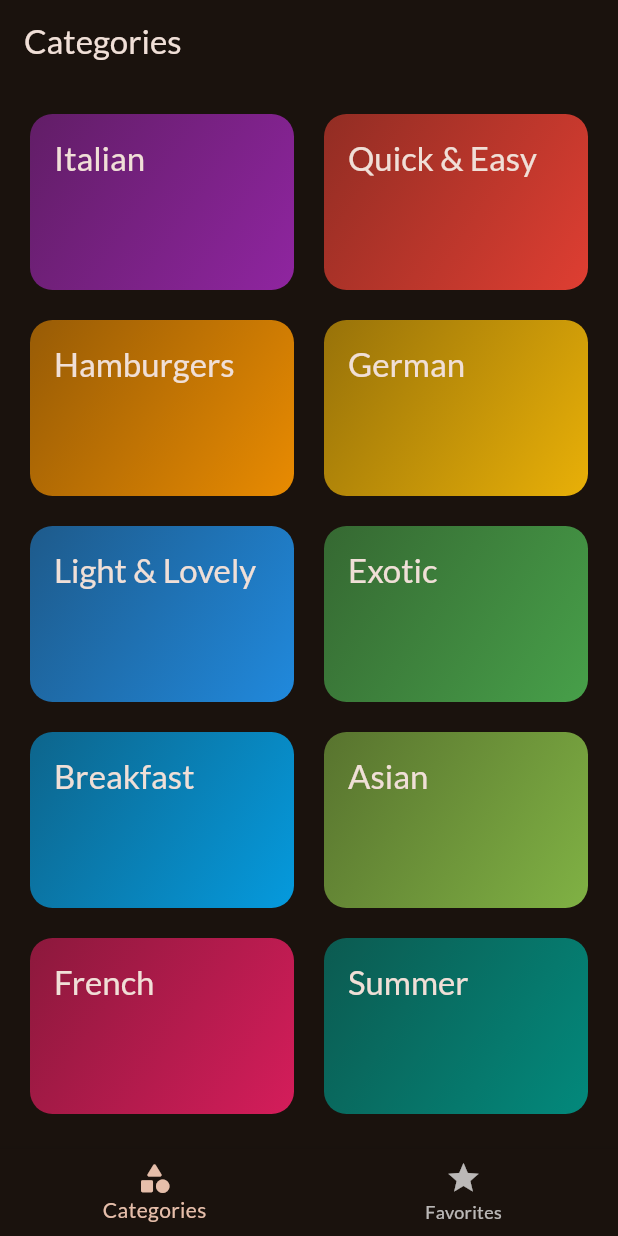
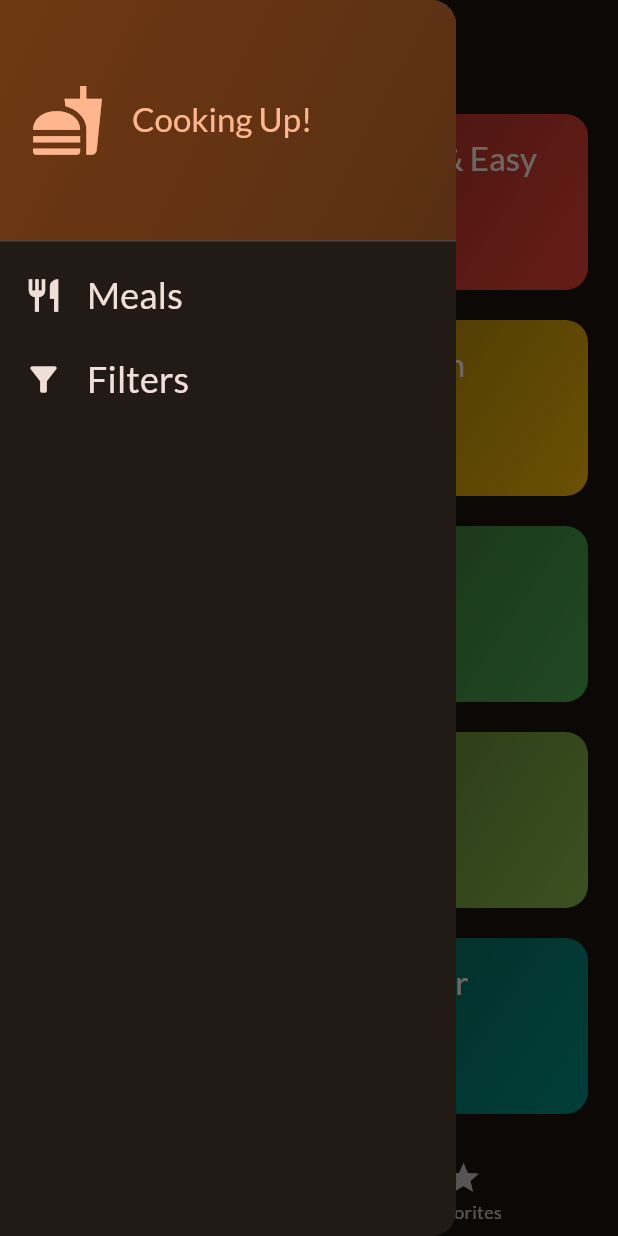
Before and after one commit to gittushR/forkifyApp, a Flutter app: the screen it shows after launch, with the side drawer open (before the commit the screen has no drawer), on a phone screen of 412 x 824 dp. Run offline on Flutter 3.47's test engine with Material 2 defaults, Android fonts, the light colour scheme and no system bars; our stand-ins replace google_fonts, transparent_image.

Commit message:
Added a Side Drawer

```diff
--- a/lib/main.dart
+++ b/lib/main.dart
@@ -1,5 +1,5 @@
 import 'package:flutter/material.dart';
-import 'package:forkify/screens/tabs.dart';
+import 'package:forkify/screens/tabs_screen.dart';
 import 'package:google_fonts/google_fonts.dart';
 
 final theme = ThemeData(
--- a/lib/screens/categories_screen.dart
+++ b/lib/screens/categories_screen.dart
@@ -1,18 +1,23 @@
 import 'package:forkify/data/dummy_data.dart';
 import 'package:flutter/material.dart';
 import 'package:forkify/widgets/category_grid_item.dart';
-import 'package:forkify/screens/meals.dart';
+import 'package:forkify/screens/meals_screen.dart';
 import 'package:forkify/models/category.dart';
+import 'package:forkify/models/meal.dart';
 
 class CategoriesScreen extends StatelessWidget {
-  const CategoriesScreen({super.key});
+  const CategoriesScreen({super.key, required this.onToggleFavorite});
+  final void Function(Meal meal) onToggleFavorite;
   void _selectCategory(BuildContext context, Category category) {
     final filteredMeals = dummyMeals
         .where((meal) => meal.categories.contains(category.id))
         .toList();
     Navigator.of(context).push(MaterialPageRoute(
-        builder: (ctx) =>
-            MealsScreen(title: category.title, meals: filteredMeals)));
+        builder: (ctx) => MealsScreen(
+              title: category.title,
+              meals: filteredMeals,
+              onToggleFavorite: onToggleFavorite,
+            )));
   }
 
   @override
--- a/lib/screens/tabs.dart
+++ /dev/null
@@ -1,45 +0,0 @@
-import 'package:flutter/material.dart';
-import 'package:forkify/screens/meals.dart';
-import 'package:forkify/screens/categories_screen.dart';
-
-class TabsScreen extends StatefulWidget {
-  const TabsScreen({super.key});
-  @override
-  State<TabsScreen> createState() {
-    return _TabsScreen();
-  }
-}
-
-class _TabsScreen extends State<TabsScreen> {
-  int _selectedPageIndex = 0;
-  void _selectPage(int index) {
-    setState(() {
-      _selectedPageIndex = index;
-    });
-  }
-
-  @override
-  Widget build(BuildContext context) {
-    Widget activePage = const CategoriesScreen();
-    var activePagetitle = "Categories";
-    if (_selectedPageIndex == 1) {
-      activePage = const MealsScreen(meals: []);
-      activePagetitle = "Your Favorites";
-    }
-    return Scaffold(
-      appBar: AppBar(
-        title: Text(activePagetitle),
-      ),
-      body: activePage,
-      bottomNavigationBar: BottomNavigationBar(
-        currentIndex: _selectedPageIndex,
-        onTap: _selectPage,
-        items: const [
-          BottomNavigationBarItem(
-              icon: Icon((Icons.category_rounded)), label: "Categories"),
-          BottomNavigationBarItem(icon: Icon(Icons.star), label: "Favorites"),
-        ],
-      ),
-    );
-  }
-}
--- /dev/null
+++ b/lib/screens/tabs_screen.dart
@@ -0,0 +1,84 @@
+import 'package:flutter/material.dart';
+import 'package:forkify/models/meal.dart';
+import 'package:forkify/screens/meals_screen.dart';
+import 'package:forkify/screens/categories_screen.dart';
+import 'package:forkify/widgets/main_drawer.dart';
+
+class TabsScreen extends StatefulWidget {
+  const TabsScreen({super.key});
+  @override
+  State<TabsScreen> createState() {
+    return _TabsScreen();
+  }
+}
+
+class _TabsScreen extends State<TabsScreen> {
+  int _selectedPageIndex = 0;
+  void _selectPage(int index) {
+    setState(() {
+      _selectedPageIndex = index;
+    });
+  }
+
+  void _showInfoMessage(String message) {
+    ScaffoldMessenger.of(context).clearSnackBars();
+    ScaffoldMessenger.of(context).showSnackBar(SnackBar(
+      content: Text(message),
+      duration: const Duration(seconds: 5),
+    ));
+  }
+
+  final List<Meal> _favoriteMeals = [];
+
+  void _toggleMealFavStatus(Meal meal) {
+    if (_favoriteMeals.contains(meal)) {
+      setState(() {
+        _favoriteMeals.remove(meal);
+      });
+      _showInfoMessage("Removed from favorites");
+    } else {
+      setState(() {
+        _favoriteMeals.add(meal);
+      });
+      _showInfoMessage("Added to favorites");
+    }
+  }
+
+  void _setScreen(String screen) {
+    if (screen == "Filters") {
+    } else {
+      Navigator.pop(context);
+    }
+  }
+
+  @override
+  Widget build(BuildContext context) {
+    Widget activePage = CategoriesScreen(
+      onToggleFavorite: _toggleMealFavStatus,
+    );
+    var activePagetitle = "Categories";
+    if (_selectedPageIndex == 1) {
+      activePage = MealsScreen(
+        meals: _favoriteMeals,
+        onToggleFavorite: _toggleMealFavStatus,
+      );
+      activePagetitle = "Your Favorites";
+    }
+    return Scaffold(
+      appBar: AppBar(
+        title: Text(activePagetitle),
+      ),
+      drawer: MainDrawer(onToggleScreen: _setScreen),
+      body: activePage,
+      bottomNavigationBar: BottomNavigationBar(
+        currentIndex: _selectedPageIndex,
+        onTap: _selectPage,
+        items: const [
+          BottomNavigationBarItem(
+              icon: Icon((Icons.category_rounded)), label: "Categories"),
+          BottomNavigationBarItem(icon: Icon(Icons.star), label: "Favorites"),
+        ],
+      ),
+    );
+  }
+}
--- /dev/null
+++ b/lib/widgets/main_drawer.dart
@@ -0,0 +1,66 @@
+import 'package:flutter/material.dart';
+
+class MainDrawer extends StatelessWidget {
+  const MainDrawer({super.key, required this.onToggleScreen});
+  final void Function(String identifier) onToggleScreen;
+
+  @override
+  Widget build(BuildContext context) {
+    // TODO: implement build
+    return Drawer(
+      child: Column(
+        children: [
+          DrawerHeader(
+            padding: const EdgeInsets.all(20),
+            decoration: BoxDecoration(
+              gradient: LinearGradient(colors: [
+                Theme.of(context).colorScheme.primaryContainer,
+                Theme.of(context).colorScheme.primaryContainer.withOpacity(0.7),
+              ], begin: Alignment.topLeft, end: Alignment.bottomRight),
+            ),
+            child: Row(
+              children: [
+                Icon(Icons.fastfood,
+                    size: 50, color: Theme.of(context).colorScheme.primary),
+                const SizedBox(width: 18),
+                Text(
+                  "Cooking Up!",
+                  style: Theme.of(context)
+                      .textTheme
+                      .titleLarge!
+                      .copyWith(color: Theme.of(context).colorScheme.primary),
+                )
+              ],
+            ),
+          ),
+          ListTile(
+            leading: Icon(Icons.restaurant,
+                size: 26, color: Theme.of(context).colorScheme.onBackground),
+            title: Text(
+              'Meals',
+              style: Theme.of(context).textTheme.titleSmall!.copyWith(
+                  color: Theme.of(context).colorScheme.onBackground,
+                  fontSize: 24),
+            ),
+            onTap: () {
+              onToggleScreen("Meals");
+            },
+          ),
+          ListTile(
+            leading: Icon(Icons.filter_alt,
+                size: 26, color: Theme.of(context).colorScheme.onBackground),
+            title: Text(
+              'Filters',
+              style: Theme.of(context).textTheme.titleSmall!.copyWith(
+                  color: Theme.of(context).colorScheme.onBackground,
+                  fontSize: 24),
+            ),
+            onTap: () {
+              onToggleScreen("Filters");
+            },
+          ),
+        ],
+      ),
+    );
+  }
+}
```
Also changed, not shown: lib/screens/meal_details.dart (deleted, +0 -62 lines), lib/screens/meal_details_screen.dart (added, +72 -0 lines), lib/screens/meals.dart (deleted, +0 -46 lines), lib/screens/meals_screen.dart (added, +67 -0 lines), lib/widgets/mealItem/meal_item.dart (+3 -11 lines).
